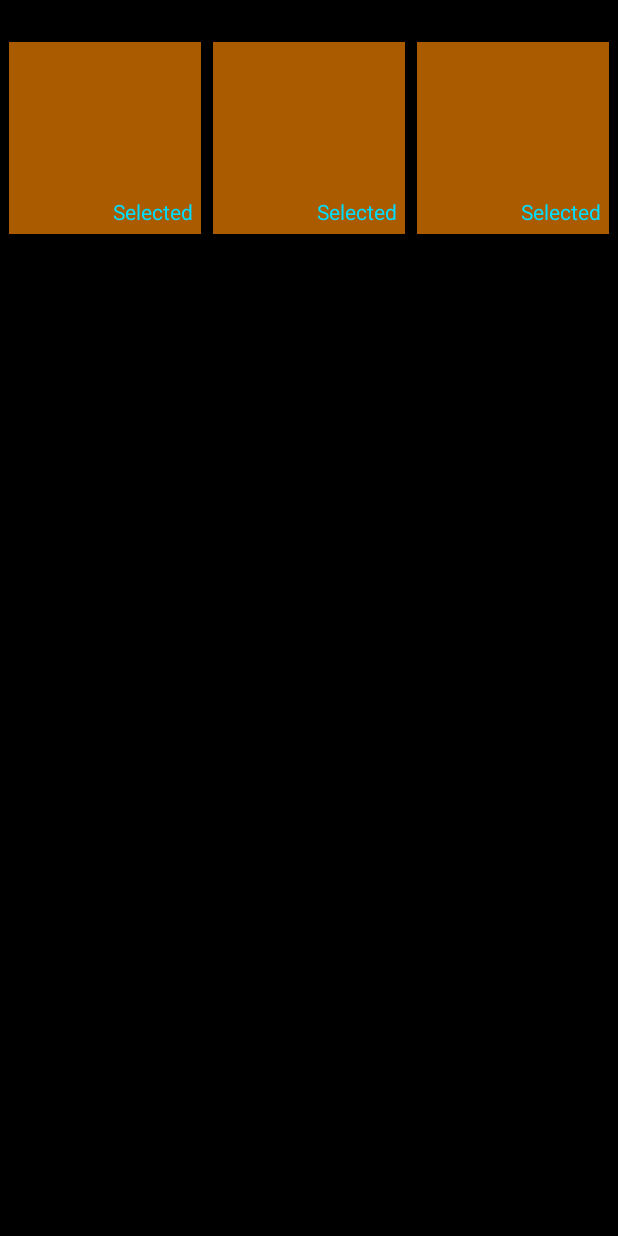
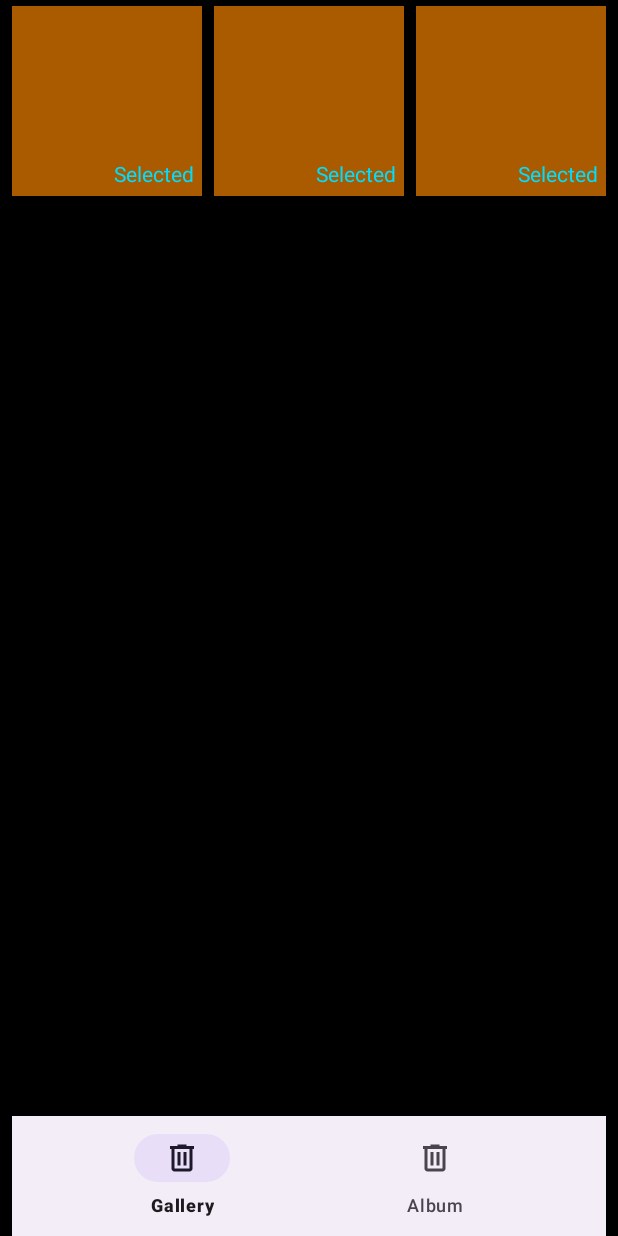
Before and after one commit to dangkhoa-fakemonika/GalleryProject, an Android app: the layout activity_main_new.xml on its own in the app's theme, with its tools: preview values and no code run, on a phone screen of 412 x 824 dp. Run offline under Robolectric (Android 15) with nearby library versions, the phone set to English and light mode, and no system bars.

Commit message:
completing main screen, single image view
- added dateAdded text for single image view
- added bottom nav bar

```diff
--- a/GalleryExample3/app/src/main/java/com/example/galleryexample3/SingleImageView.java
+++ b/GalleryExample3/app/src/main/java/com/example/galleryexample3/SingleImageView.java
@@ -137,7 +137,7 @@ public class SingleImageView extends Activity implements PopupMenu.OnMenuItemCli
             return;
 
         imageURI = gotBundle.getString("imageURI");
-        dateAdded = gotBundle.getString("imageUri");
+        dateAdded = gotBundle.getString("dateAdded");
         position = gotBundle.getInt("position");
         dateAddedText.setText(dateAdded);
 
--- a/GalleryExample3/app/src/main/res/layout/activity_main_new.xml
+++ b/GalleryExample3/app/src/main/res/layout/activity_main_new.xml
@@ -1,12 +1,12 @@
 <?xml version="1.0" encoding="utf-8"?>
 <RelativeLayout xmlns:android="http://schemas.android.com/apk/res/android"
+    android:id="@+id/main"
     xmlns:app="http://schemas.android.com/apk/res-auto"
     xmlns:tools="http://schemas.android.com/tools"
     android:layout_width="match_parent"
     android:layout_height="match_parent"
     android:background="@color/black"
-    android:paddingHorizontal="2dp"
-    android:paddingVertical="24dp">
+    android:paddingHorizontal="4dp">
 
     <androidx.recyclerview.widget.RecyclerView
         android:id="@+id/gridRecyclerView"
@@ -16,7 +16,7 @@
         android:orientation="vertical"
         app:spanCount="3"
         tools:listitem="@layout/grid_image_item"
-        android:layout_above="@+id/optionBars">
+        android:layout_above="@+id/bottomNavView">
 
     </androidx.recyclerview.widget.RecyclerView>
 
@@ -25,7 +25,7 @@
         android:layout_width="match_parent"
         android:layout_height="wrap_content"
         android:minHeight="40dp"
-        android:layout_alignParentBottom="true"
+        android:layout_above="@+id/spacer48"
         android:layout_centerHorizontal="true"
         android:visibility="gone">
 
@@ -64,19 +64,22 @@
             android:layout_weight="0.2"
             android:background="@android:color/transparent"/>
 
-<!--        <Button-->
-<!--            android:id="@+id/selectionOn"-->
-<!--            android:layout_width="wrap_content"-->
-<!--            android:layout_height="wrap_content"-->
-<!--            android:text="Selection ON"/>-->
-
-<!--        <Button-->
-<!--            android:id="@+id/selectionOff"-->
-<!--            android:layout_width="wrap_content"-->
-<!--            android:layout_height="wrap_content"-->
-<!--            android:text="Selection OFF"-->
-<!--            android:enabled="false"/>-->
-
     </LinearLayout>
 
+    <Space
+        android:id="@+id/spacer48"
+        android:layout_width="match_parent"
+        android:layout_height="60dp"
+        android:layout_alignParentBottom="true"/>
+
+    <com.google.android.material.bottomnavigation.BottomNavigationView
+        android:id="@+id/bottomNavView"
+        android:layout_width="match_parent"
+        android:layout_height="wrap_content"
+        android:layout_marginHorizontal="4dp"
+        android:layout_alignParentBottom="true"
+        app:menu="@menu/main_gallery_bottom_nav">
+
+    </com.google.android.material.bottomnavigation.BottomNavigationView>
+
 </RelativeLayout>
--- a/GalleryExample3/app/src/main/res/layout/grid_image_item.xml
+++ b/GalleryExample3/app/src/main/res/layout/grid_image_item.xml
@@ -27,7 +27,7 @@
         app:layout_constraintStart_toStartOf="parent"
         app:layout_constraintEnd_toEndOf="parent"
         app:layout_constraintTop_toTopOf="parent"
-        app:layout_constraintBottom_toBottomOf="parent"/>
+        app:layout_constraintBottom_toBottomOf="parent" />
 
     <TextView
         android:id="@+id/selectionIndicator"
--- /dev/null
+++ b/GalleryExample3/app/src/main/res/menu/main_gallery_bottom_nav.xml
@@ -0,0 +1,6 @@
+<?xml version="1.0" encoding="utf-8"?>
+<menu xmlns:android="http://schemas.android.com/apk/res/android"
+    xmlns:app="http://schemas.android.com/apk/res-auto">
+    <item android:id="@+id/gallery" android:title="Gallery" android:icon="@drawable/delete_24dp"/>
+    <item android:id="@+id/album" android:title="Album" android:icon="@drawable/delete_24dp"/>
+</menu>
```
Also changed, not shown: GalleryExample3/app/src/main/java/com/example/galleryexample3/MainActivityNew.java (+22 -1 lines), GalleryExample3/app/src/main/java/com/example/galleryexample3/businessclasses/ImageGalleryProcessing.java (+10 -3 lines).
